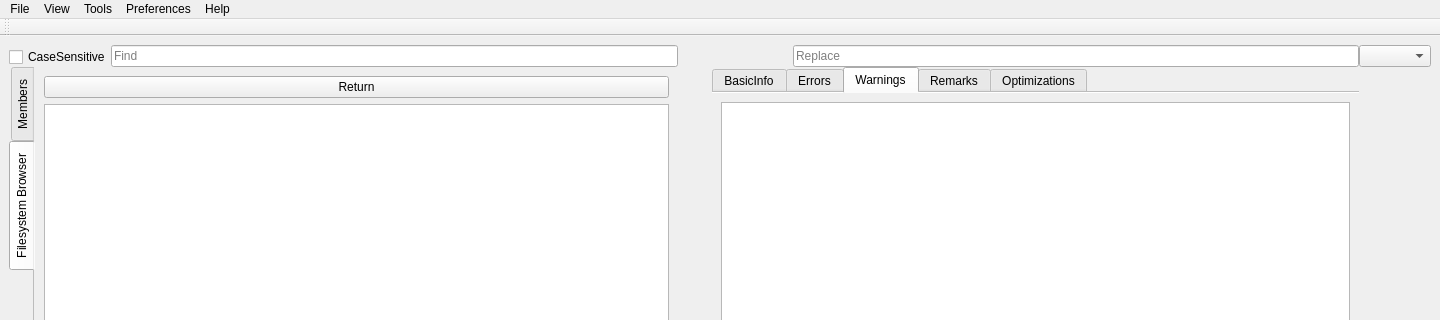
This is mainwindow.ui in ic005k/Xiasl as Qt 5 draws it before an edit; both pictures show x 0 to 1440 and y 0 to 320 of the 1440 by 730 pixel window. The edited form follows.
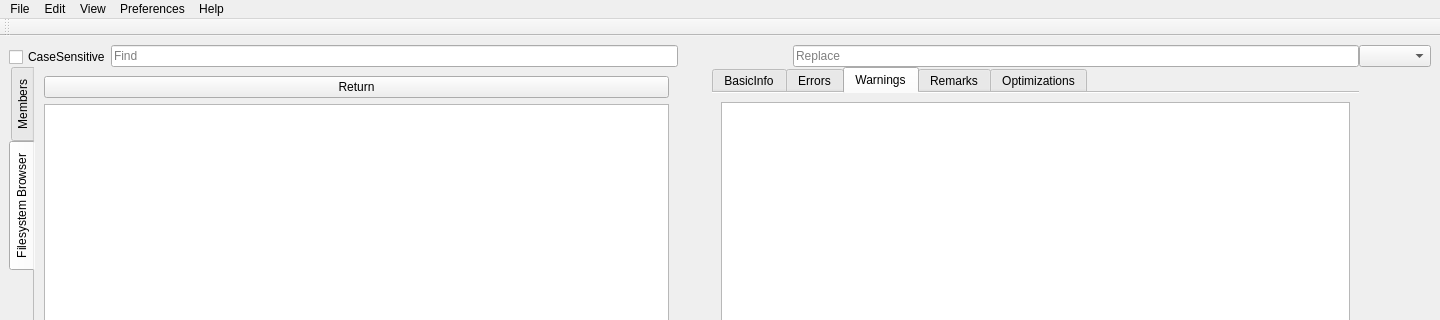
This is the edited form. The open tabs and pages were chosen to show the change. Icons and pictures are not drawn.

What changed in the file:
```diff
--- a/mainwindow.ui
+++ b/mainwindow.ui
@@ -358,9 +358,9 @@
     <addaction name="separator"/>
     <addaction name="actionNew"/>
    </widget>
-   <widget class="QMenu" name="menu_Tools">
+   <widget class="QMenu" name="menu_Edit">
     <property name="title">
-     <string>Tools</string>
+     <string>Edit</string>
     </property>
     <addaction name="actionGenerate"/>
     <addaction name="actionDSDecompile"/>
@@ -405,8 +405,8 @@
     <addaction name="actionAbout_1"/>
    </widget>
    <addaction name="menu_File"/>
+   <addaction name="menu_Edit"/>
    <addaction name="menuView"/>
-   <addaction name="menu_Tools"/>
    <addaction name="menu_Preferences"/>
    <addaction name="menuHelp"/>
   </widget>
```
Left out of the diff: 11 changed lines with no effect on the pictures.
